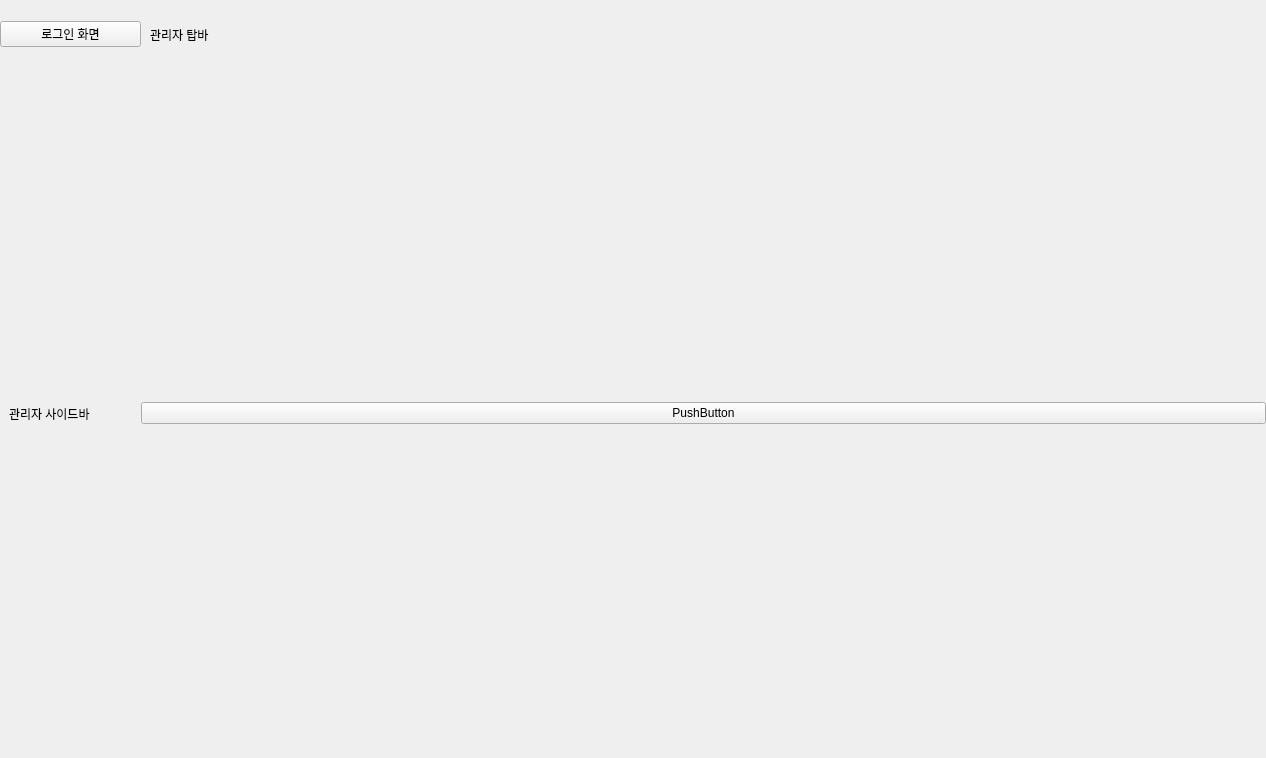
Before: the Qt Designer form shopee_ros2/src/shopee_app/shopee_app/ui/layout_admin.ui in addinedu-roscamp-7th/roscamp-repo-1, drawn with Qt 5.
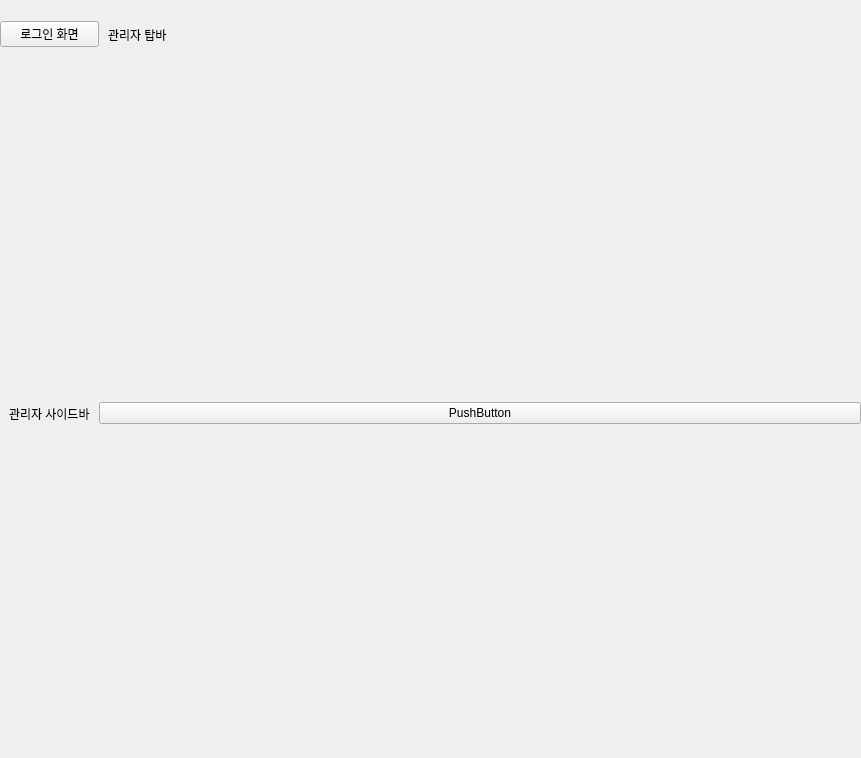
After: the same form once the commit is applied.

What changed in the file:
```diff
--- a/shopee_ros2/src/shopee_app/shopee_app/ui/layout_admin.ui
+++ b/shopee_ros2/src/shopee_app/shopee_app/ui/layout_admin.ui
@@ -6,7 +6,7 @@
    <rect>
     <x>0</x>
     <y>0</y>
-    <width>1266</width>
+    <width>861</width>
     <height>758</height>
    </rect>
   </property>
```
